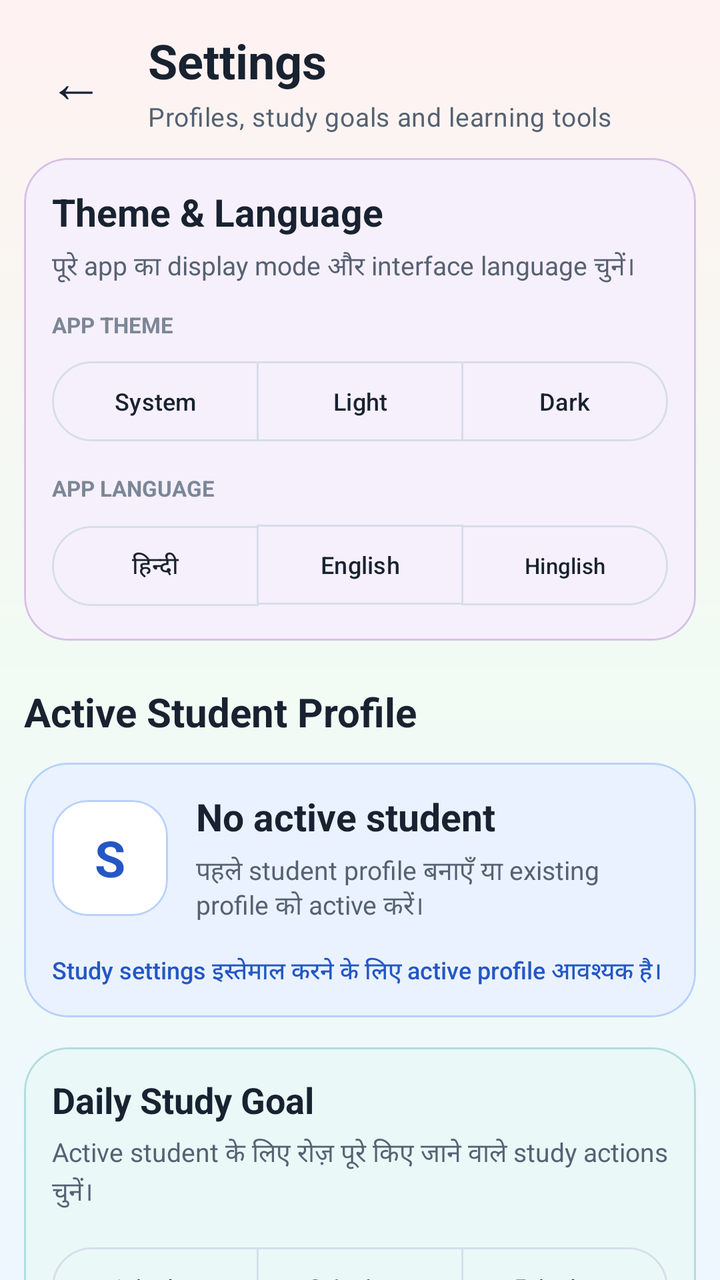
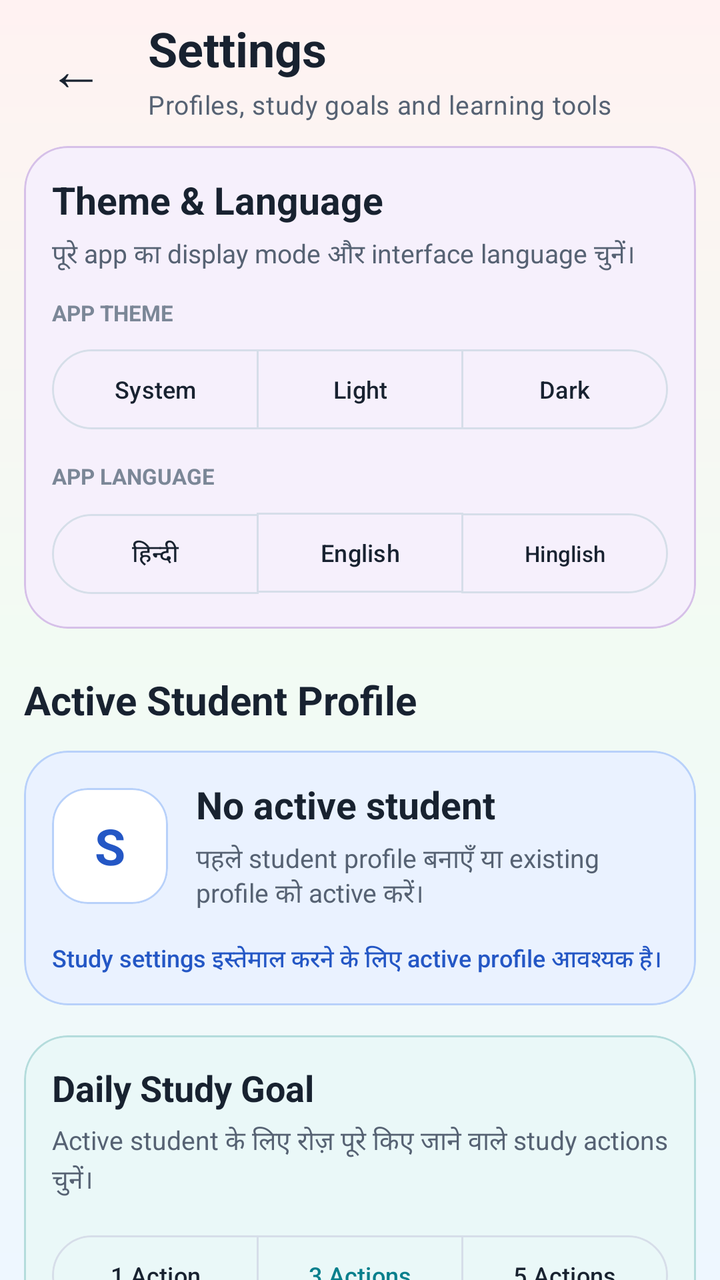

The first picture is an Android layout as it rendered before a commit; the second is the same layout after the commit. The layout source and the unified diff follow.
<!-- AndroidManifest.xml: application theme Theme.StudySaathi -->
<!-- res/layout/activity_settings.xml -->
<?xml version="1.0" encoding="utf-8"?>
<androidx.coordinatorlayout.widget.CoordinatorLayout xmlns:android="http://schemas.android.com/apk/res/android"
    xmlns:app="http://schemas.android.com/apk/res-auto"
    android:id="@+id/settingsRoot"
    android:layout_width="match_parent"
    android:layout_height="match_parent"
    android:background="@drawable/bg_app_soft_mix">

    <androidx.core.widget.NestedScrollView
        android:id="@+id/contentSettings"
        android:layout_width="match_parent"
        android:layout_height="match_parent"
        android:clipToPadding="false"
        android:fillViewport="true"
        android:overScrollMode="never">

        <LinearLayout
            android:layout_width="match_parent"
            android:layout_height="wrap_content"
            android:orientation="vertical"
            android:paddingStart="12dp"
            android:paddingTop="14dp"
            android:paddingEnd="12dp"
            android:paddingBottom="12dp">

            <LinearLayout
                android:layout_width="match_parent"
                android:layout_height="wrap_content"
                android:gravity="center_vertical"
                android:orientation="horizontal">

                <com.google.android.material.button.MaterialButton
                    android:id="@+id/buttonBack"
                    style="@style/Widget.Material3.Button.TextButton"
                    android:layout_width="52dp"
                    android:layout_height="52dp"
                    android:contentDescription="@string/back"
                    android:insetLeft="0dp"
                    android:insetTop="0dp"
                    android:insetRight="0dp"
                    android:insetBottom="0dp"
                    android:minWidth="0dp"
                    android:text="←"
                    android:textColor="@color/ss_text_primary"
                    android:textSize="28sp"
                    app:cornerRadius="16dp" />

                <LinearLayout
                    android:layout_width="0dp"
                    android:layout_height="wrap_content"
                    android:layout_marginStart="10dp"
                    android:layout_weight="1"
                    android:orientation="vertical">

                    <TextView
                        style="@style/TextAppearance.StudySaathi.Heading"
                        android:layout_width="match_parent"
                        android:layout_height="wrap_content"
                        android:text="@string/settings_title"
                        android:textSize="24sp" />

                    <TextView
                        style="@style/TextAppearance.StudySaathi.Body"
                        android:layout_width="match_parent"
                        android:layout_height="wrap_content"
                        android:layout_marginTop="3dp"
                        android:text="@string/settings_subtitle"
                        android:textSize="13sp" />

                </LinearLayout>

            </LinearLayout>

            <com.google.android.material.card.MaterialCardView
                android:id="@+id/cardSettingsAppearance"
                android:layout_width="match_parent"
                android:layout_height="wrap_content"
                android:layout_marginTop="12dp"
                app:cardBackgroundColor="@color/ss_purple_soft"
                app:cardCornerRadius="22dp"
                app:cardElevation="0dp"
                app:strokeColor="@color/ss_purple_border"
                app:strokeWidth="1dp">

                <LinearLayout
                    android:layout_width="match_parent"
                    android:layout_height="wrap_content"
                    android:orientation="vertical"
                    android:padding="14dp">

                    <TextView
                        android:layout_width="match_parent"
                        android:layout_height="wrap_content"
                        android:text="@string/settings_appearance_title"
                        android:textColor="@color/ss_text_primary"
                        android:textSize="19sp"
                        android:textStyle="bold" />

                    <TextView
                        android:layout_width="match_parent"
                        android:layout_height="wrap_content"
                        android:layout_marginTop="5dp"
                        android:text="@string/settings_appearance_description"
                        android:textColor="@color/ss_text_secondary"
                        android:textSize="13sp" />

                    <TextView
                        android:layout_width="match_parent"
                        android:layout_height="wrap_content"
                        android:layout_marginTop="12dp"
                        android:text="@string/settings_theme_label"
                        android:textColor="@color/ss_text_muted"
                        android:textSize="11sp"
                        android:textStyle="bold" />

                    <com.google.android.material.button.MaterialButtonToggleGroup
                        android:id="@+id/toggleSettingsTheme"
                        android:layout_width="match_parent"
                        android:layout_height="wrap_content"
                        android:layout_marginTop="7dp"
                        app:selectionRequired="true"
                        app:singleSelection="true">

                        <com.google.android.material.button.MaterialButton
                            android:id="@+id/buttonThemeSystem"
                            style="@style/Widget.Material3.Button.OutlinedButton"
                            android:layout_width="0dp"
                            android:layout_height="wrap_content"
                            android:layout_weight="1"
                            android:text="@string/settings_theme_system"
                            android:textSize="12sp" />

                        <com.google.android.material.button.MaterialButton
                            android:id="@+id/buttonThemeLight"
                            style="@style/Widget.Material3.Button.OutlinedButton"
                            android:layout_width="0dp"
                            android:layout_height="wrap_content"
                            android:layout_weight="1"
                            android:text="@string/settings_theme_light"
                            android:textSize="12sp" />

                        <com.google.android.material.button.MaterialButton
                            android:id="@+id/buttonThemeDark"
                            style="@style/Widget.Material3.Button.OutlinedButton"
                            android:layout_width="0dp"
                            android:layout_height="wrap_content"
                            android:layout_weight="1"
                            android:text="@string/settings_theme_dark"
                            android:textSize="12sp" />

                    </com.google.android.material.button.MaterialButtonToggleGroup>

                    <TextView
                        android:layout_width="match_parent"
                        android:layout_height="wrap_content"
                        android:layout_marginTop="12dp"
                        android:text="@string/settings_language_label"
                        android:textColor="@color/ss_text_muted"
                        android:textSize="11sp"
                        android:textStyle="bold" />

                    <com.google.android.material.button.MaterialButtonToggleGroup
                        android:id="@+id/toggleSettingsLanguage"
                        android:layout_width="match_parent"
                        android:layout_height="wrap_content"
                        android:layout_marginTop="7dp"
                        app:selectionRequired="true"
                        app:singleSelection="true">

                        <com.google.android.material.button.MaterialButton
                            android:id="@+id/buttonLanguageHindi"
                            style="@style/Widget.Material3.Button.OutlinedButton"
                            android:layout_width="0dp"
                            android:layout_height="wrap_content"
                            android:layout_weight="1"
                            android:text="@string/settings_language_hindi"
                            android:textSize="12sp" />

                        <com.google.android.material.button.MaterialButton
                            android:id="@+id/buttonLanguageEnglish"
                            style="@style/Widget.Material3.Button.OutlinedButton"
                            android:layout_width="0dp"
                            android:layout_height="wrap_content"
                            android:layout_weight="1"
                            android:text="@string/settings_language_english"
                            android:textSize="12sp" />

                        <com.google.android.material.button.MaterialButton
                            android:id="@+id/buttonLanguageBilingual"
                            style="@style/Widget.Material3.Button.OutlinedButton"
                            android:layout_width="0dp"
                            android:layout_height="wrap_content"
                            android:layout_weight="1"
                            android:text="@string/settings_language_bilingual"
                            android:textSize="11sp" />

                    </com.google.android.material.button.MaterialButtonToggleGroup>

                </LinearLayout>

            </com.google.android.material.card.MaterialCardView>

            <TextView
                android:layout_width="match_parent"
                android:layout_height="wrap_content"
                android:layout_marginTop="22dp"
                android:fontFamily="sans-serif-rounded"
                android:text="@string/settings_profile_section_title"
                android:textColor="@color/ss_text_primary"
                android:textSize="20sp"
                android:textStyle="bold" />

            <com.google.android.material.card.MaterialCardView
                android:id="@+id/cardSettingsProfile"
                android:layout_width="match_parent"
                android:layout_height="wrap_content"
                android:layout_marginTop="12dp"
                app:cardBackgroundColor="@color/ss_blue_soft"
                app:cardCornerRadius="22dp"
                app:cardElevation="0dp"
                app:strokeColor="@color/ss_blue_border"
                app:strokeWidth="1dp">

                <LinearLayout
                    android:layout_width="match_parent"
                    android:layout_height="wrap_content"
                    android:orientation="vertical"
                    android:padding="14dp">

                    <LinearLayout
                        android:layout_width="match_parent"
                        android:layout_height="wrap_content"
                        android:gravity="center_vertical"
                        android:orientation="horizontal">

                        <com.google.android.material.card.MaterialCardView
                            android:layout_width="58dp"
                            android:layout_height="58dp"
                            app:cardBackgroundColor="@color/ss_surface"
                            app:cardCornerRadius="18dp"
                            app:cardElevation="0dp"
                            app:strokeColor="@color/ss_blue_border"
                            app:strokeWidth="1dp">

                            <TextView
                                android:layout_width="match_parent"
                                android:layout_height="match_parent"
                                android:fontFamily="sans-serif-rounded"
                                android:gravity="center"
                                android:text="S"
                                android:textColor="@color/ss_primary"
                                android:textSize="25sp"
                                android:textStyle="bold" />

                        </com.google.android.material.card.MaterialCardView>

                        <LinearLayout
                            android:layout_width="0dp"
                            android:layout_height="wrap_content"
                            android:layout_marginStart="14dp"
                            android:layout_weight="1"
                            android:orientation="vertical">

                            <TextView
                                android:id="@+id/textSettingsStudentName"
                                android:layout_width="match_parent"
                                android:layout_height="wrap_content"
                                android:fontFamily="sans-serif-rounded"
                                android:text="@string/settings_no_active_profile"
                                android:textColor="@color/ss_text_primary"
                                android:textSize="19sp"
                                android:textStyle="bold" />

                            <TextView
                                android:id="@+id/textSettingsStudentDetails"
                                android:layout_width="match_parent"
                                android:layout_height="wrap_content"
                                android:layout_marginTop="5dp"
                                android:text="@string/settings_no_active_profile_description"
                                android:textColor="@color/ss_text_secondary"
                                android:textSize="13sp" />

                        </LinearLayout>

                    </LinearLayout>

                    <TextView
                        android:id="@+id/textSettingsProfileStatus"
                        android:layout_width="match_parent"
                        android:layout_height="wrap_content"
                        android:layout_marginTop="14dp"
                        android:fontFamily="sans-serif-medium"
                        android:text="@string/settings_profile_required_status"
                        android:textColor="@color/ss_primary"
                        android:textSize="12sp" />

                    <com.google.android.material.button.MaterialButton
                        android:id="@+id/buttonManageProfiles"
                        style="@style/Widget.StudySaathi.Button.Primary"
                        android:layout_width="match_parent"
                        android:layout_height="wrap_content"
                        android:layout_marginTop="15dp"
                        android:text="@string/settings_manage_profiles"
                        android:textAllCaps="false"
                        android:textSize="15sp"
                        android:visibility="gone" />

                </LinearLayout>

            </com.google.android.material.card.MaterialCardView>

            <com.google.android.material.card.MaterialCardView
                android:id="@+id/cardSettingsDailyGoal"
                android:layout_width="match_parent"
                android:layout_height="wrap_content"
                android:layout_marginTop="15dp"
                app:cardBackgroundColor="@color/ss_teal_soft"
                app:cardCornerRadius="22dp"
                app:cardElevation="0dp"
                app:strokeColor="@color/ss_teal_border"
                app:strokeWidth="1dp">

                <LinearLayout
                    android:layout_width="match_parent"
                    android:layout_height="wrap_content"
                    android:orientation="vertical"
                    android:padding="14dp">

                    <TextView
                        android:layout_width="match_parent"
                        android:layout_height="wrap_content"
                        android:fontFamily="sans-serif-rounded"
                        android:text="@string/settings_daily_goal_title"
                        android:textColor="@color/ss_text_primary"
                        android:textSize="18sp"
                        android:textStyle="bold" />

                    <TextView
                        android:layout_width="match_parent"
                        android:layout_height="wrap_content"
                        android:layout_marginTop="5dp"
                        android:lineSpacingExtra="2dp"
                        android:text="@string/settings_daily_goal_description"
                        android:textColor="@color/ss_text_secondary"
                        android:textSize="13sp" />

                    <com.google.android.material.button.MaterialButtonToggleGroup
                        android:id="@+id/toggleSettingsDailyGoal"
                        android:layout_width="match_parent"
                        android:layout_height="wrap_content"
                        android:layout_marginTop="14dp"
                        app:checkedButton="@id/buttonSettingsGoalThree"
                        app:selectionRequired="true"
                        app:singleSelection="true">

                        <com.google.android.material.button.MaterialButton
                            android:id="@+id/buttonSettingsGoalOne"
                            style="@style/Widget.Material3.Button.OutlinedButton"
                            android:layout_width="0dp"
                            android:layout_height="48dp"
                            android:layout_weight="1"
                            android:checkable="true"
                            android:minWidth="0dp"
                            android:text="@string/settings_goal_one"
                            android:textAllCaps="false"
                            android:textSize="12sp" />

                        <com.google.android.material.button.MaterialButton
                            android:id="@+id/buttonSettingsGoalThree"
                            style="@style/Widget.Material3.Button.OutlinedButton"
                            android:layout_width="0dp"
                            android:layout_height="48dp"
                            android:layout_weight="1"
                            android:checkable="true"
                            android:minWidth="0dp"
                            android:text="@string/settings_goal_three"
                            android:textAllCaps="false"
                            android:textSize="12sp" />

                        <com.google.android.material.button.MaterialButton
                            android:id="@+id/buttonSettingsGoalFive"
                            style="@style/Widget.Material3.Button.OutlinedButton"
                            android:layout_width="0dp"
                            android:layout_height="48dp"
                            android:layout_weight="1"
                            android:checkable="true"
                            android:minWidth="0dp"
                            android:text="@string/settings_goal_five"
                            android:textAllCaps="false"
                            android:textSize="12sp" />

                    </com.google.android.material.button.MaterialButtonToggleGroup>

                    <TextView
                        android:id="@+id/textSettingsDailyGoalStatus"
                        android:layout_width="match_parent"
                        android:layout_height="wrap_content"
                        android:layout_marginTop="12dp"
                        android:fontFamily="sans-serif-medium"
                        android:text="@string/settings_daily_goal_unavailable"
                        android:textColor="@color/ss_secondary"
                        android:textSize="12sp" />

                </LinearLayout>

            </com.google.android.material.card.MaterialCardView>

            <LinearLayout
                android:layout_width="match_parent"
                android:layout_height="wrap_content"
                android:orientation="vertical"
                android:visibility="gone">

            <TextView
                android:layout_width="match_parent"
                android:layout_height="wrap_content"
                android:layout_marginTop="12dp"
                android:fontFamily="sans-serif-rounded"
                android:text="@string/settings_tools_title"
                android:textColor="@color/ss_text_primary"
                android:textSize="20sp"
                android:textStyle="bold" />

            <TextView
                android:layout_width="match_parent"
                android:layout_height="wrap_content"
                android:layout_marginTop="4dp"
                android:text="@string/settings_tools_description"
                android:textColor="@color/ss_text_secondary"
                android:textSize="13sp" />

            <com.google.android.material.button.MaterialButton
                android:id="@+id/buttonOpenCloudAccount"
                style="@style/Widget.StudySaathi.Button.Outlined"
                android:layout_width="match_parent"
                android:layout_height="wrap_content"
                android:layout_marginTop="14dp"
                android:gravity="start|center_vertical"
                android:text="@string/settings_cloud_account_button"
                android:textAllCaps="false"
                android:textSize="15sp"
                app:backgroundTint="@color/ss_teal_soft"
                app:strokeColor="@color/ss_teal_border" />

            <com.google.android.material.button.MaterialButton
                android:id="@+id/buttonOpenParentDashboard"
                style="@style/Widget.StudySaathi.Button.Outlined"
                android:layout_width="match_parent"
                android:layout_height="wrap_content"
                android:layout_marginTop="11dp"
                android:gravity="start|center_vertical"
                android:text="@string/settings_parent_dashboard_button"
                android:textAllCaps="false"
                android:textSize="15sp"
                app:backgroundTint="@color/ss_blue_soft"
                app:strokeColor="@color/ss_blue_border" />

            <com.google.android.material.button.MaterialButton
                android:id="@+id/buttonOpenBackupExport"
                style="@style/Widget.StudySaathi.Button.Outlined"
                android:layout_width="match_parent"
                android:layout_height="wrap_content"
                android:layout_marginTop="11dp"
                android:gravity="start|center_vertical"
                android:text="@string/settings_backup_export_button"
                android:textAllCaps="false"
                android:textSize="15sp"
                app:backgroundTint="@color/ss_green_soft"
                app:strokeColor="@color/ss_green_border" />

            <com.google.android.material.button.MaterialButton
                android:id="@+id/buttonOpenBackupRestore"
                style="@style/Widget.StudySaathi.Button.Outlined"
                android:layout_width="match_parent"
                android:layout_height="wrap_content"
                android:layout_marginTop="11dp"
                android:gravity="start|center_vertical"
                android:text="@string/settings_backup_restore_button"
                android:textAllCaps="false"
                android:textSize="15sp"
                app:backgroundTint="@color/ss_yellow_soft"
                app:strokeColor="@color/ss_yellow_border" />

            <com.google.android.material.button.MaterialButton
                android:id="@+id/buttonOpenWeeklyStudy"
                style="@style/Widget.StudySaathi.Button.Outlined"
                android:layout_width="match_parent"
                android:layout_height="wrap_content"
                android:layout_marginTop="11dp"
                android:gravity="start|center_vertical"
                android:text="@string/settings_weekly_study_button"
                android:textAllCaps="false"
                android:textSize="15sp"
                app:backgroundTint="@color/ss_surface"
                app:strokeColor="@color/ss_outline" />

            <com.google.android.material.button.MaterialButton
                android:id="@+id/buttonOpenGlobalSearch"
                style="@style/Widget.StudySaathi.Button.Outlined"
                android:layout_width="match_parent"
                android:layout_height="wrap_content"
                android:layout_marginTop="11dp"
                android:gravity="start|center_vertical"
                android:text="@string/settings_global_search_button"
                android:textAllCaps="false"
                android:textSize="15sp"
                app:backgroundTint="@color/ss_surface"
                app:strokeColor="@color/ss_outline" />

            <com.google.android.material.button.MaterialButton
                android:id="@+id/buttonOpenBookmarks"
                style="@style/Widget.StudySaathi.Button.Outlined"
                android:layout_width="match_parent"
                android:layout_height="wrap_content"
                android:layout_marginTop="11dp"
                android:gravity="start|center_vertical"
                android:text="@string/settings_bookmarks_button"
                android:textAllCaps="false"
                android:textSize="15sp"
                app:backgroundTint="@color/ss_purple_soft"
                app:strokeColor="@color/ss_purple_border" />

            <com.google.android.material.button.MaterialButton
                android:id="@+id/buttonOpenReminderSettings"
                style="@style/Widget.StudySaathi.Button.Outlined"
                android:layout_width="match_parent"
                android:layout_height="wrap_content"
                android:layout_marginTop="11dp"
                android:gravity="start|center_vertical"
                android:text="@string/settings_reminder_button"
                android:textAllCaps="false"
                android:textSize="15sp"
                app:backgroundTint="@color/ss_surface"
                app:strokeColor="@color/ss_outline" />

            <com.google.android.material.button.MaterialButton
                android:id="@+id/buttonOpenNotesLibrary"
                style="@style/Widget.StudySaathi.Button.Outlined"
                android:layout_width="match_parent"
                android:layout_height="wrap_content"
                android:layout_marginTop="11dp"
                android:gravity="start|center_vertical"
                android:text="@string/settings_notes_button"
                android:textAllCaps="false"
                android:textSize="15sp"
                app:backgroundTint="@color/ss_surface"
                app:strokeColor="@color/ss_outline" />

            <com.google.android.material.button.MaterialButton
                android:id="@+id/buttonOpenDoubtHistory"
                style="@style/Widget.StudySaathi.Button.Outlined"
                android:layout_width="match_parent"
                android:layout_height="wrap_content"
                android:layout_marginTop="11dp"
                android:gravity="start|center_vertical"
                android:text="@string/settings_doubt_history_button"
                android:textAllCaps="false"
                android:textSize="15sp"
                app:backgroundTint="@color/ss_surface"
                app:strokeColor="@color/ss_outline" />

            </LinearLayout>

            <com.google.android.material.card.MaterialCardView
                android:layout_width="match_parent"
                android:layout_height="wrap_content"
                android:layout_marginTop="12dp"
                app:cardBackgroundColor="@color/ss_green_soft"
                app:cardCornerRadius="20dp"
                app:cardElevation="0dp"
                app:strokeColor="@color/ss_green_border"
                app:strokeWidth="1dp">

                <LinearLayout
                    android:layout_width="match_parent"
                    android:layout_height="wrap_content"
                    android:orientation="vertical"
                    android:padding="14dp">

                    <TextView
                        android:layout_width="match_parent"
                        android:layout_height="wrap_content"
                        android:fontFamily="sans-serif-rounded"
                        android:text="@string/settings_offline_data_title"
                        android:textColor="@color/ss_text_primary"
                        android:textSize="16sp"
                        android:textStyle="bold" />

                    <TextView
                        android:layout_width="match_parent"
                        android:layout_height="wrap_content"
                        android:layout_marginTop="6dp"
                        android:lineSpacingExtra="2dp"
                        android:text="@string/settings_offline_data_description"
                        android:textColor="@color/ss_text_secondary"
                        android:textSize="13sp" />

                </LinearLayout>

            </com.google.android.material.card.MaterialCardView>

        </LinearLayout>

    </androidx.core.widget.NestedScrollView>

    <com.google.android.material.progressindicator.CircularProgressIndicator
        android:id="@+id/progressSettings"
        android:layout_width="48dp"
        android:layout_height="48dp"
        android:layout_gravity="center"
        android:visibility="gone"
        app:indicatorColor="@color/ss_primary"
        app:indicatorSize="48dp"
        app:trackColor="@color/ss_blue_soft"
        app:trackThickness="5dp" />

</androidx.coordinatorlayout.widget.CoordinatorLayout>
<!-- resources referenced by this layout -->
<resources>
  <color name="ss_blue_border">#B8D1FA</color>
  <color name="ss_blue_soft">#EAF2FF</color>
  <color name="ss_green_border">#B7DEC2</color>
  <color name="ss_green_soft">#ECF8F0</color>
  <color name="ss_outline">#D6DEE9</color>
  <color name="ss_primary">#2457C5</color>
  <color name="ss_purple_border">#D6C0E8</color>
  <color name="ss_purple_soft">#F6F0FC</color>
  <color name="ss_secondary">#087F8C</color>
  <color name="ss_surface">#FFFFFF</color>
  <color name="ss_teal_border">#B4DCDC</color>
  <color name="ss_teal_soft">#EAF8F8</color>
  <color name="ss_text_muted">#7B8797</color>
  <color name="ss_text_primary">#182230</color>
  <color name="ss_text_secondary">#566273</color>
  <color name="ss_yellow_border">#E8D49B</color>
  <color name="ss_yellow_soft">#FFF8E8</color>
  <string name="back">Back</string>
  <string name="settings_appearance_description">पूरे app का display mode और interface language चुनें।</string>
  <string name="settings_appearance_title">Theme &amp; Language</string>
  <string name="settings_backup_export_button">
          Local Backup &amp; Export
      </string>
  <string name="settings_backup_restore_button">
          Restore Backup &amp; Import
      </string>
  <string name="settings_bookmarks_button">
          Bookmarked Chapters
      </string>
  <string name="settings_cloud_account_button">
          Cloud Account &amp; Sync
      </string>
  <string name="settings_daily_goal_title">
          Daily Study Goal
      </string>
  <string name="settings_daily_goal_unavailable">
          Daily goal बदलने के लिए active student profile चुनें।
      </string>
  <string name="settings_doubt_history_button">
          Open Saved Doubt History
      </string>
  <string name="settings_global_search_button">
          Global Learning Search
      </string>
  <string name="settings_goal_five">
          5 Actions
      </string>
  <string name="settings_goal_one">
          1 Action
      </string>
  <string name="settings_goal_three">
          3 Actions
      </string>
  <string name="settings_language_bilingual">Hinglish</string>
  <string name="settings_language_english">English</string>
  <string name="settings_language_hindi">हिन्दी</string>
  <string name="settings_language_label">APP LANGUAGE</string>
  <string name="settings_manage_profiles">
          Manage Student Profiles
      </string>
  <string name="settings_no_active_profile">
          No active student
      </string>
  <string name="settings_notes_button">
          Open Notes Library
      </string>
  <string name="settings_offline_data_title">
          Offline-first Data
      </string>
  <string name="settings_parent_dashboard_button">
          Parent Dashboard
      </string>
  <string name="settings_profile_section_title">
          Active Student Profile
      </string>
  <string name="settings_reminder_button">
          Daily Study Reminder
      </string>
  <string name="settings_subtitle">
          Profiles, study goals and learning tools
      </string>
  <string name="settings_theme_dark">Dark</string>
  <string name="settings_theme_label">APP THEME</string>
  <string name="settings_theme_light">Light</string>
  <string name="settings_theme_system">System</string>
  <string name="settings_title">
          Settings
      </string>
  <string name="settings_tools_title">
          Study Tools
      </string>
  <string name="settings_weekly_study_button">
          7-Day Study Activity &amp; Streak
      </string>
  <color name="ss_outline_strong">#B9C5D5</color>
  <color name="ss_on_primary">#FFFFFF</color>
  <color name="ss_primary_dark">#173F99</color>
  <color name="ss_on_secondary">#FFFFFF</color>
  <color name="ss_tertiary">#8A5A00</color>
  <color name="ss_on_tertiary">#FFFFFF</color>
  <color name="ss_background">#F7F9FC</color>
  <color name="ss_surface_soft">#F0F4FA</color>
  <color name="ss_error">#BA1A1A</color>
  <color name="white">#FFFFFFFF</color>
  <color name="ss_red_soft">#FFF0F0</color>
  <!-- unchanged entries left out for length: 11 -->
</resources>

<!-- the commit's change to res/layout/activity_settings.xml (unified diff, before → after) -->
@@ -19,7 +19,7 @@
             android:layout_height="wrap_content"
             android:orientation="vertical"
             android:paddingStart="12dp"
-            android:paddingTop="14dp"
+            android:paddingTop="8dp"
             android:paddingEnd="12dp"
             android:paddingBottom="12dp">
 
